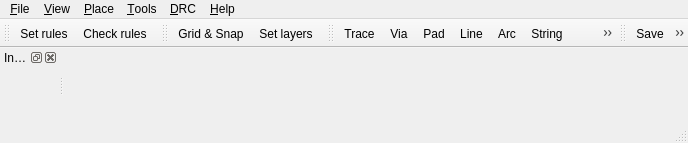
Qt form sw/ui/form_pcb.ui (xgvargas/xeda) before a commit.
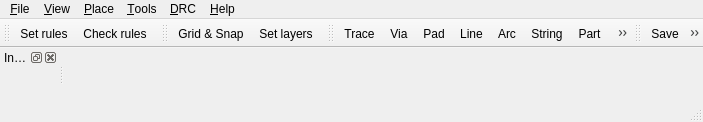
The same form after that commit. Icons and pictures are not drawn. Custom widgets are drawn as their Qt base class.

```diff
--- a/sw/ui/form_pcb.ui
+++ b/sw/ui/form_pcb.ui
@@ -6,8 +6,8 @@
    <rect>
     <x>0</x>
     <y>0</y>
-    <width>688</width>
-    <height>143</height>
+    <width>703</width>
+    <height>122</height>
    </rect>
   </property>
   <property name="windowTitle">
@@ -58,7 +58,7 @@
     <rect>
      <x>0</x>
      <y>0</y>
-     <width>688</width>
+     <width>703</width>
      <height>21</height>
     </rect>
    </property>
```
Left out of the diff: 35 changed lines with no effect on the pictures.
